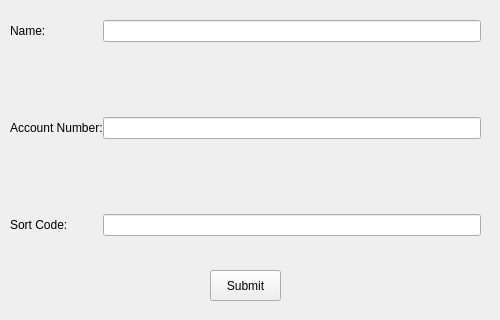
First picture: the form in UI/Driver_Card.ui, repository 1412kauti/ProjectHurricane, before the edit; both pictures show x 0 to 500 and y 180 to 500 of the 500 by 500 pixel window.
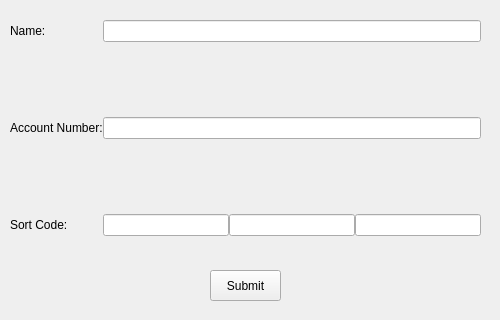
Second picture: the form after the edit. Icons and pictures are not drawn.

```diff
--- a/UI/Driver_Card.ui
+++ b/UI/Driver_Card.ui
@@ -106,17 +106,27 @@
      </widget>
     </item>
     <item row="2" column="1">
-     <widget class="QLineEdit" name="lineEdit_4"/>
+     <layout class="QHBoxLayout" name="horizontalLayout">
+      <item>
+       <widget class="QLineEdit" name="Driver_Card_SortCode1"/>
+      </item>
+      <item>
+       <widget class="QLineEdit" name="Driver_Card_SortCode2"/>
+      </item>
+      <item>
+       <widget class="QLineEdit" name="Driver_Card_SortCode3"/>
+      </item>
+     </layout>
     </item>
    </layout>
   </widget>
   <widget class="QWidget" name="verticalLayoutWidget_2">
    <property name="geometry">
     <rect>
-     <x>120</x>
-     <y>10</y>
-     <width>261</width>
-     <height>161</height>
+     <x>110</x>
+     <y>40</y>
+     <width>271</width>
+     <height>141</height>
     </rect>
    </property>
    <layout class="QVBoxLayout" name="verticalLayout_2">
```
Left out of the diff: 6 changed lines with no effect on the pictures.
